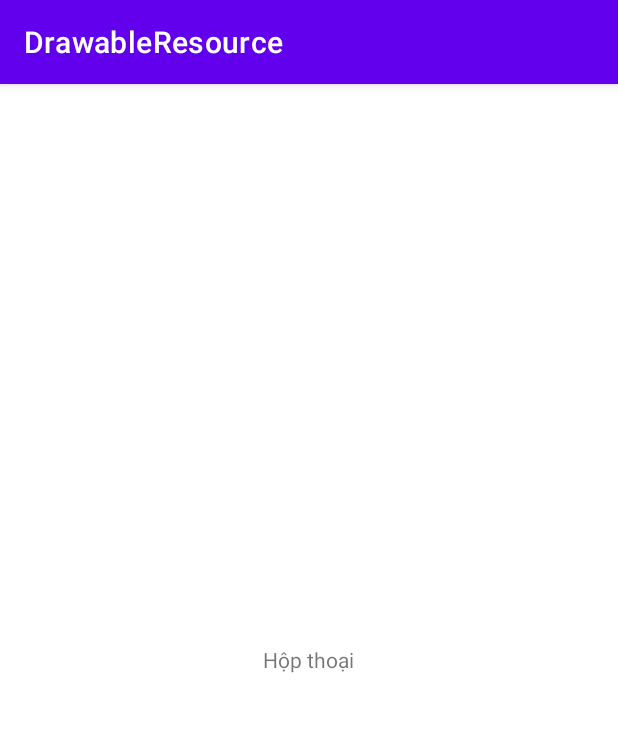
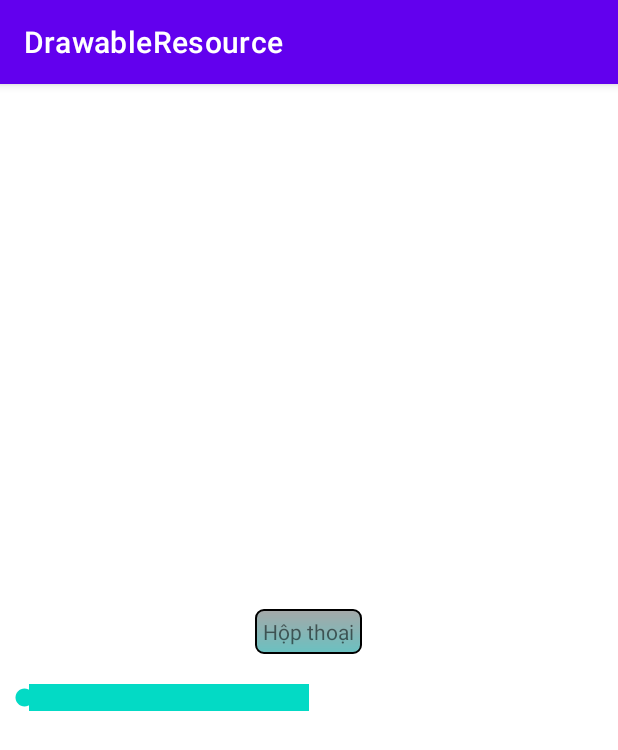
Before and after one commit to phamtanphat/DrawableResource29032022, an Android app: the screen it shows after launch (MainActivity), on a phone screen of 412 x 824 dp. Shown: the top 750 px of the screen. Run offline under Robolectric (Android 15) with nearby library versions, the phone set to English and light mode, and no system bars.

```diff
--- /dev/null
+++ b/app/src/main/res/drawable/background_seekbar.xml
@@ -0,0 +1,14 @@
+<?xml version="1.0" encoding="utf-8"?>
+<layer-list
+    xmlns:android="http://schemas.android.com/apk/res/android">
+
+
+    <item android:id="@android:id/secondaryProgress">
+        <clip android:drawable="@color/teal_200"/>
+    </item>
+
+    <item android:id="@android:id/progress">
+        <clip android:drawable="@color/purple_700"/>
+    </item>
+
+</layer-list>
--- a/app/src/main/res/layout/activity_main.xml
+++ b/app/src/main/res/layout/activity_main.xml
@@ -5,11 +5,21 @@
     android:layout_width="match_parent"
     android:layout_height="match_parent"
     android:gravity="center"
+    android:orientation="vertical"
     tools:context=".MainActivity">
 
     <TextView
+        android:padding="5dp"
+        android:background="@drawable/background_text"
         android:text="Hộp thoại"
         android:layout_width="wrap_content"
         android:layout_height="wrap_content"/>
 
+    <SeekBar
+        android:secondaryProgress="50"
+        android:progressDrawable="@drawable/background_seekbar"
+        android:layout_marginTop="20dp"
+        android:layout_width="match_parent"
+        android:layout_height="wrap_content"/>
+
 </LinearLayout>
```
